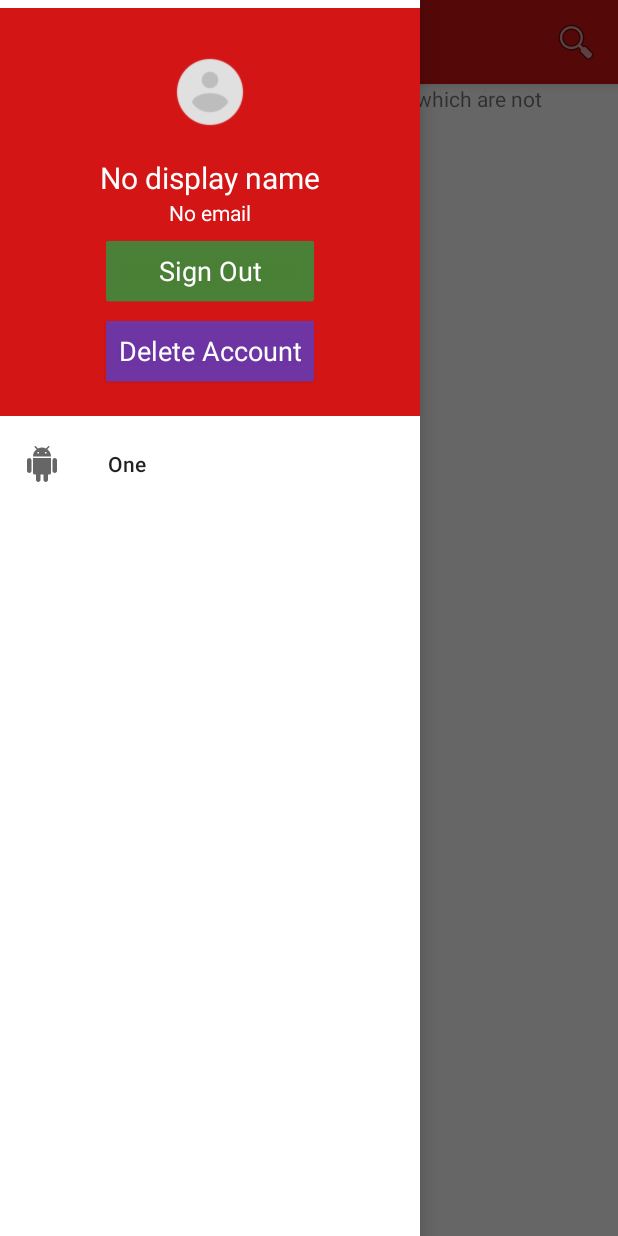
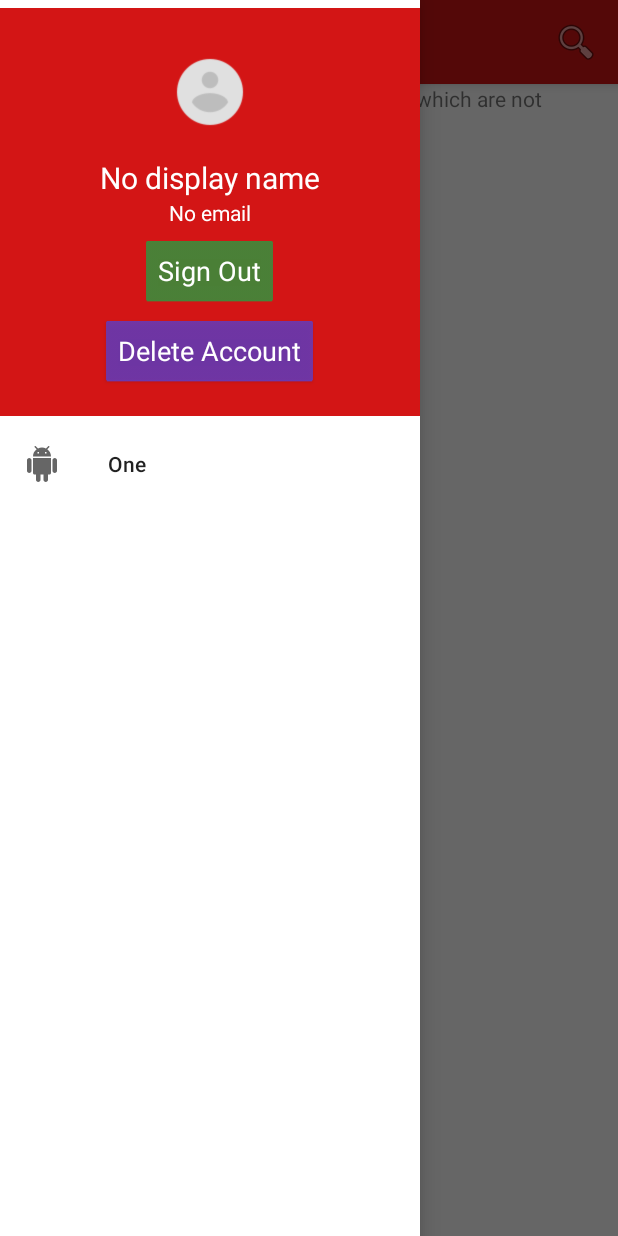
Before and after one commit to jerryqypan/EventAdvisor, an Android app: the screen it shows after launch once a user with an empty profile is signed in (MapsActivity), with the side drawer open, on a phone screen of 412 x 824 dp. Run offline under Robolectric (Android 15) with nearby library versions, the light colour scheme and no system bars; our stand-ins replace Firebase (no records; nobody signed in at launch, a user with empty details on screens opened directly); libraries missing offline, so code that uses them is left out: com.firebase.ui; pictures from the network do not load.

Commit message:
minor UI fixes

```diff
--- a/MyApplication/app/src/main/res/layout/nav_header.xml
+++ b/MyApplication/app/src/main/res/layout/nav_header.xml
@@ -25,7 +25,6 @@
             android:layout_height="wrap_content"
             android:layout_gravity="center_horizontal"
             android:orientation="vertical"
-
             android:padding="3dp">
 
             <TextView
@@ -49,8 +48,9 @@
 
             <Button
                 android:id="@+id/sign_out_button"
-                android:layout_width="match_parent"
+                android:layout_width="wrap_content"
                 android:layout_height="wrap_content"
+                android:layout_gravity="center_horizontal"
                 android:layout_marginTop="5dp"
                 android:onClick="onSignOutClick"
                 android:textColor="#FFFFFF"
@@ -59,8 +59,9 @@
 
             <Button
                 android:id="@+id/delete_account_button"
-                android:layout_width="match_parent"
+                android:layout_width="wrap_content"
                 android:layout_height="wrap_content"
+                android:layout_gravity="center_horizontal"
                 android:layout_marginTop="5dp"
                 android:theme="@style/WarnButton"
                 android:onClick="onDeleteAccountClick"
```
Also changed, not shown: MyApplication/app/src/main/res/layout/activity_create.xml (+9 -0 lines).
